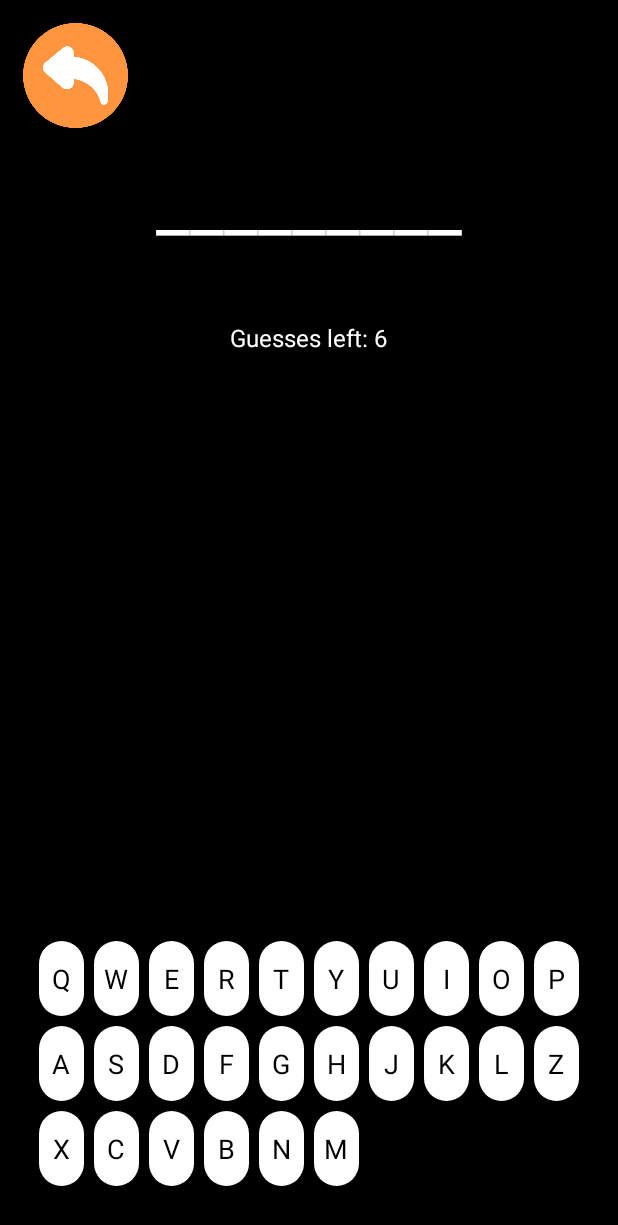
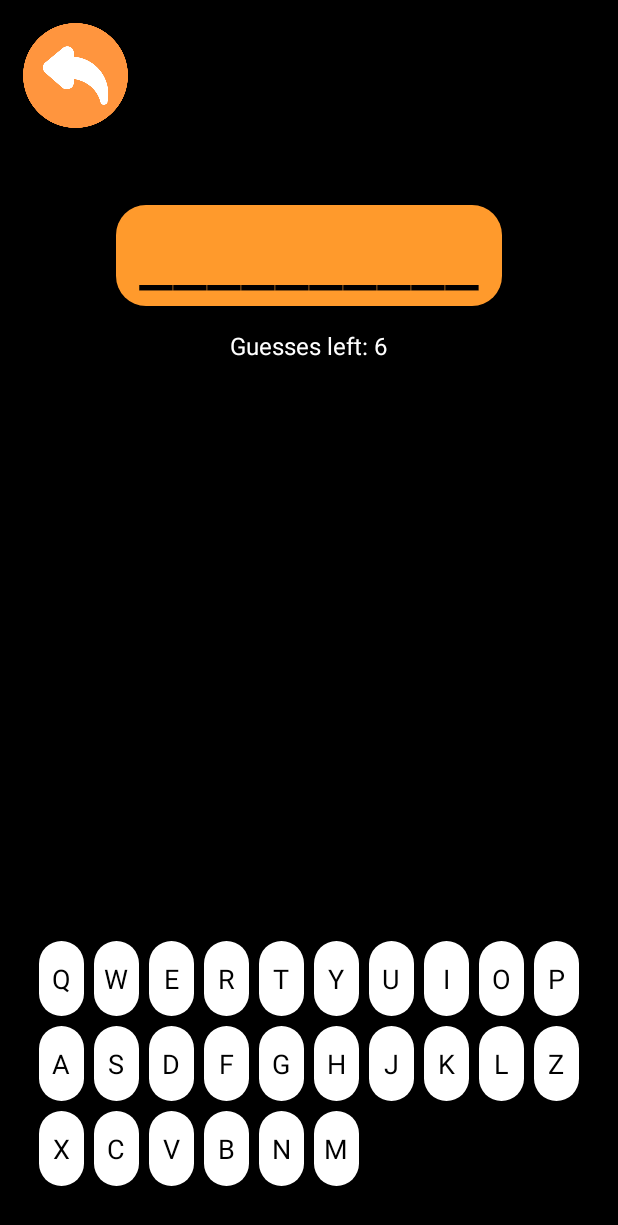
Before and after one commit to jovandeka/Hangman-game-Android, an Android app: the MainActivity screen opened directly, with no data from a screen before it, on a phone screen of 412 x 824 dp. Shown: the top 1225 px of the screen. Run offline under Robolectric (Android 15) with nearby library versions, the phone set to English and light mode, and no system bars.

Commit message:
Added two players feature and design changes

```diff
--- a/app/src/main/AndroidManifest.xml
+++ b/app/src/main/AndroidManifest.xml
@@ -24,6 +24,10 @@
             android:name=".MainActivity"
             android:exported="true">
         </activity>
+        <activity
+            android:name=".TwoPlayerGameActivity"
+            android:exported="true">
+        </activity>
     </application>
 
 </manifest>
--- /dev/null
+++ b/app/src/main/res/drawable/word_bg.xml
@@ -0,0 +1,6 @@
+<?xml version="1.0" encoding="utf-8"?>
+
+<shape xmlns:android="http://schemas.android.com/apk/res/android">
+    <solid android:color="@color/orange" />
+    <corners android:radius="20dp" />
+</shape>
--- a/app/src/main/res/layout/activity_main.xml
+++ b/app/src/main/res/layout/activity_main.xml
@@ -18,32 +18,35 @@
         app:srcCompat="@drawable/undo" />
 
     <TextView
+        android:id="@+id/categoryTextView"
+        android:layout_width="wrap_content"
+        android:layout_height="wrap_content"
+        android:text=""
+        android:layout_centerHorizontal="true"
+        android:textColor="@color/white"
+        android:layout_marginTop="100dp"
+        android:textSize="15sp" />
+
+    <TextView
         android:id="@+id/wordTextView"
         android:layout_width="wrap_content"
         android:layout_height="wrap_content"
         android:layout_centerHorizontal="true"
-        android:textColor="@color/white"
-        android:layout_marginTop="100dp"
+        android:layout_below="@id/categoryTextView"
+        android:paddingLeft="15dp"
+        android:paddingRight="15dp"
+        android:textColor="@color/black"
+        android:layout_marginTop="15dp"
         android:textSize="50sp"
-        android:text="_ _ _ _ _"/>
-
-    <TextView
-        android:id="@+id/categoryTextView"
-        android:layout_width="wrap_content"
-        android:layout_height="wrap_content"
-        android:layout_below="@id/wordTextView"
-        android:text=""
-        android:layout_centerHorizontal="true"
-        android:textColor="@color/white"
-        android:layout_marginTop="10dp"
-        android:textSize="15sp" />
+        android:text="_ _ _ _ _"
+        style="@style/WordButton"/>
 
     <TextView
         android:id="@+id/guessesTextView"
         android:layout_width="wrap_content"
         android:layout_height="wrap_content"
         android:textColor="@color/white"
-        android:layout_below="@id/categoryTextView"
+        android:layout_below="@id/wordTextView"
         android:layout_centerHorizontal="true"
         android:layout_marginTop="15dp"
         android:textSize="16sp"
--- a/app/src/main/res/values/strings.xml
+++ b/app/src/main/res/values/strings.xml
@@ -1,5 +1,7 @@
 <resources>
     <string name="app_name">Mr. Hangman</string>
+    <string name="editTextCategory">Enter the category</string>
+    <string name="editTextWord">Enter the word</string>
 
     <string-array name="fruit">
         <!-- fruits -->
--- a/app/src/main/res/values/styles.xml
+++ b/app/src/main/res/values/styles.xml
@@ -17,9 +17,19 @@
         <item name="android:textColor">@android:color/black</item>
     </style>
 
+    <style name="PvpButton">
+        <item name="android:background">@drawable/pvp_button_bg</item>
+        <item name="android:textColor">@android:color/black</item>
+    </style>
+
     <style name="CategoryButton">
         <item name="android:background">@drawable/gradient_button_bg</item>
         <item name="android:textColor">@android:color/black</item>
     </style>
 
+    <style name="WordButton">
+        <item name="android:background">@drawable/word_bg</item>
+        <item name="android:textColor">@android:color/black</item>
+    </style>
+
 </resources>
```
Also changed, not shown: app/src/main/java/com/example/vesanje/IntroActivity.java (+8 -0 lines), app/src/main/java/com/example/vesanje/MainActivity.java (+28 -3 lines), app/src/main/java/com/example/vesanje/TwoPlayerGameActivity.java (added, +57 -0 lines), app/src/main/res/drawable/edit_text_background.xml (added, +8 -0 lines), app/src/main/res/drawable/pvp_button_bg.xml (added, +9 -0 lines), app/src/main/res/layout/activity_intro.xml (+14 -0 lines), app/src/main/res/layout/activity_two_player.xml (added, +77 -0 lines).
